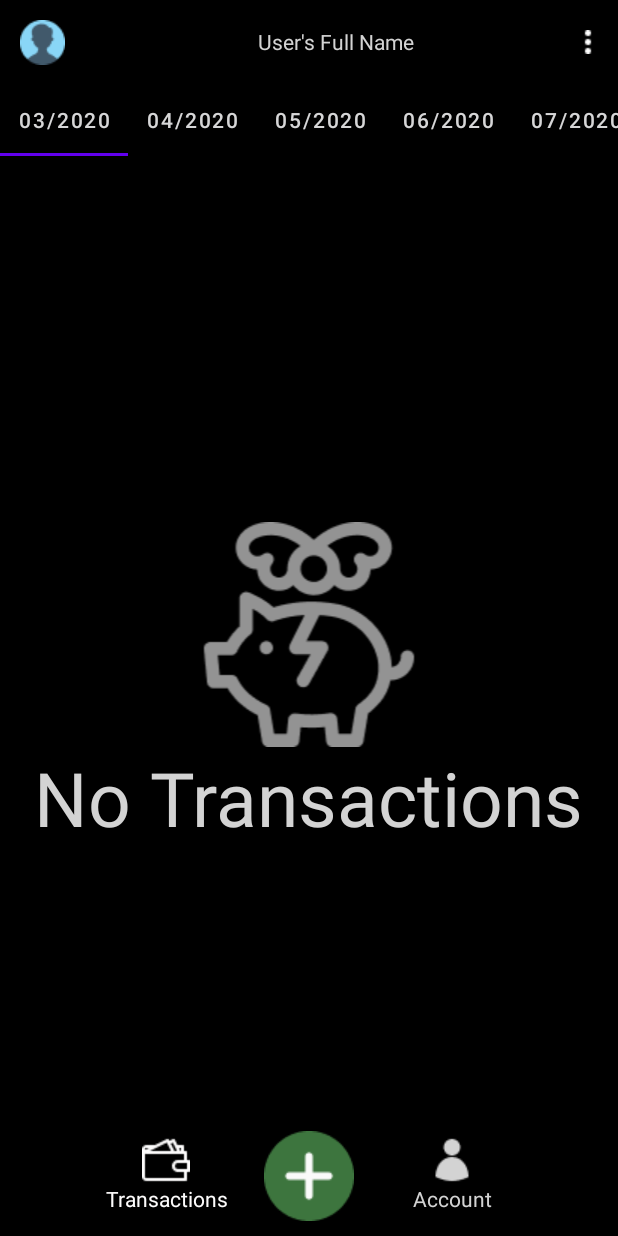
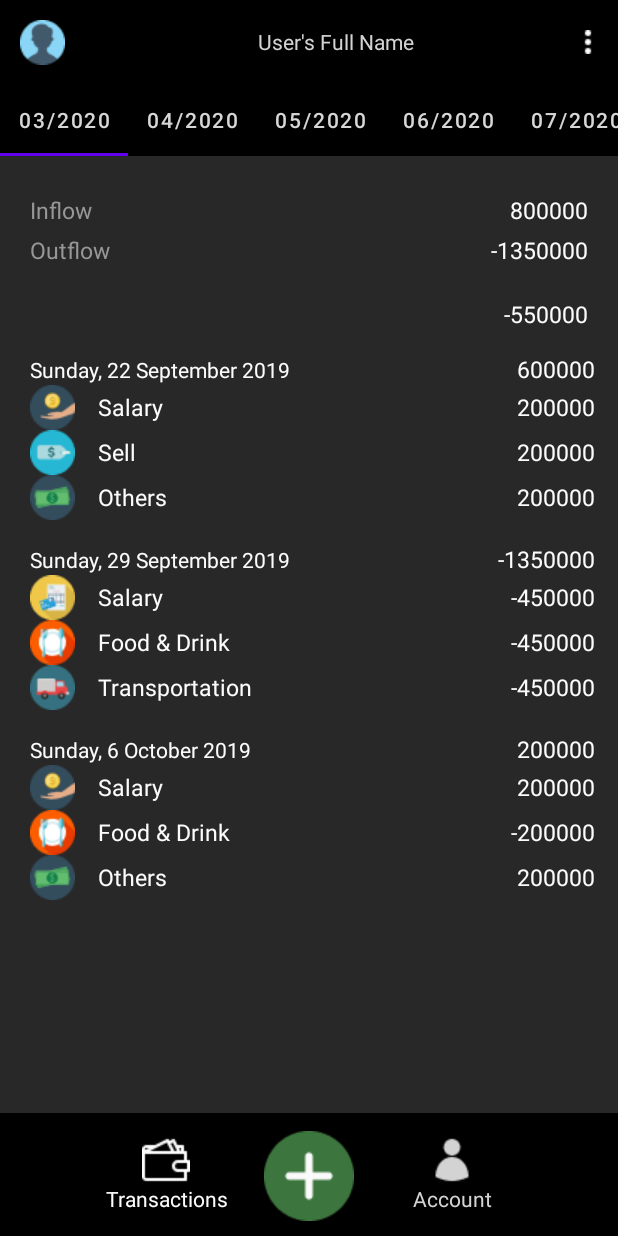
Before and after one commit to kientran0903/MoneyLover, an Android app: the TransactionsSessionFragment screen opened directly, with no data from a screen before it, on a phone screen of 412 x 824 dp. Run offline under Robolectric (Android 15) with nearby library versions, the phone set to English and light mode, and no system bars.

Commit message:
Transaction list

```diff
--- a/app/src/main/java/com/media2359/intern0720/moneylover/fragment/TransactionsSessionFragment.kt
+++ b/app/src/main/java/com/media2359/intern0720/moneylover/fragment/TransactionsSessionFragment.kt
@@ -2,12 +2,19 @@ package com.media2359.intern0720.moneylover.fragment
 
 import android.os.Bundle
 import android.view.LayoutInflater
+import android.view.SurfaceControl
 import android.view.View
 import android.view.ViewGroup
 import androidx.fragment.app.Fragment
+import androidx.recyclerview.widget.LinearLayoutManager
+import androidx.recyclerview.widget.RecyclerView
 import com.media2359.intern0720.moneylover.R
+import com.media2359.intern0720.moneylover.ui.TransactionListAdapter
+import kotlinx.android.synthetic.main.fragment_transactions_session.*
 
 class TransactionsSessionFragment : Fragment() {
+    val adapter = TransactionListAdapter(null)
+
     override fun onCreateView(
         inflater: LayoutInflater,
         container: ViewGroup?,
@@ -15,4 +22,11 @@ class TransactionsSessionFragment : Fragment() {
     ): View? {
         return inflater.inflate(R.layout.fragment_transactions_session, container, false)
     }
+
+    override fun onViewCreated(view: View, savedInstanceState: Bundle?) {
+        super.onViewCreated(view, savedInstanceState)
+        recyclerListTransaction.layoutManager = LinearLayoutManager(context)
+        recyclerListTransaction.setHasFixedSize(true)
+        recyclerListTransaction.adapter = adapter
+    }
 }
--- /dev/null
+++ b/app/src/main/java/com/media2359/intern0720/moneylover/model/TransactionHeaderItem.kt
@@ -0,0 +1,7 @@
+package com.media2359.intern0720.moneylover.model
+
+data class TransactionHeaderItem (
+    val inflow : Int,
+    val outflow : Int,
+    val total : Int
+)
--- /dev/null
+++ b/app/src/main/java/com/media2359/intern0720/moneylover/model/TransactionItem.kt
@@ -0,0 +1,8 @@
+package com.media2359.intern0720.moneylover.model
+
+data class TransactionItem (
+    val date : String, //Date
+    val icon : Int,
+    val name : String,
+    val amount : Int
+)
--- /dev/null
+++ b/app/src/main/java/com/media2359/intern0720/moneylover/model/TransactionSubHeaderItem.kt
@@ -0,0 +1,6 @@
+package com.media2359.intern0720.moneylover.model
+
+data class TransactionSubHeaderItem (
+    val date: String,
+    val amount: Int
+)
--- /dev/null
+++ b/app/src/main/java/com/media2359/intern0720/moneylover/ui/TransactionListAdapter.kt
@@ -0,0 +1,127 @@
+package com.media2359.intern0720.moneylover.ui
+
+import android.view.LayoutInflater
+import android.view.View
+import android.view.ViewGroup
+import android.widget.ImageView
+import android.widget.TextView
+import androidx.recyclerview.widget.RecyclerView
+import com.media2359.intern0720.moneylover.R
+import com.media2359.intern0720.moneylover.model.TransactionHeaderItem
+import com.media2359.intern0720.moneylover.model.TransactionItem
+import com.media2359.intern0720.moneylover.model.TransactionSubHeaderItem
+import java.lang.reflect.Type
+
+class TransactionListAdapter(
+    var items: List<Any>?
+) :
+    RecyclerView.Adapter<RecyclerView.ViewHolder>() {
+
+    val TYPE_SUB_HEADER = 0
+    val TYPE_ITEM = 1
+    val TYPE_HEADER = 2
+
+    var itemClickListener: ((position: Int, name: TransactionItem) -> Unit)? = null
+
+    init {
+
+        this.items = listOf(
+            TransactionHeaderItem(800000,-1350000,-550000),
+            TransactionSubHeaderItem("Sunday, 22 September 2019", 600000),
+            TransactionItem("Sunday, 22 September 2019", R.drawable.salary, "Salary", 200000),
+            TransactionItem("Sunday, 22 September 2019", R.drawable.price, "Sell", 200000),
+            TransactionItem("Sunday, 22 September 2019", R.drawable.money, "Others", 200000),
+            TransactionSubHeaderItem("Sunday, 29 September 2019", -1350000),
+            TransactionItem("Sunday, 29 September 2019", R.drawable.bill, "Salary", -450000),
+            TransactionItem("Sunday, 29 September 2019", R.drawable.plate, "Food & Drink", -450000),
+            TransactionItem("Sunday, 29 September 2019", R.drawable.truck, "Transportation", -450000),
+            TransactionSubHeaderItem("Sunday, 6 October 2019", 200000),
+            TransactionItem("Sunday, 6 October 2019", R.drawable.salary, "Salary", 200000),
+            TransactionItem("Sunday, 6 October 2019", R.drawable.plate, "Food & Drink", -200000),
+            TransactionItem("Sunday, 6 October 2019", R.drawable.money, "Others", 200000),
+        )
+    }
+
+    override fun onCreateViewHolder(
+        parent: ViewGroup,
+        viewType: Int
+    ): RecyclerView.ViewHolder {
+        val inflater = LayoutInflater.from(parent.context)
+        return when (viewType) {
+            TYPE_HEADER ->{
+                val view = inflater.inflate(R.layout.item_transaction_header,parent,false)
+                MyViewHolderHeader(view)
+            }
+            TYPE_SUB_HEADER -> {
+                val view = inflater.inflate(R.layout.item_transaction_sub_header, parent, false)
+                MyViewHolderSubHeader(view)
+            }
+            else -> {
+                val view = inflater.inflate(R.layout.item_transaction, parent, false)
+                MyViewHolderItem(view)
+            }
+        }
+    }
+
+    override fun onBindViewHolder(holder: RecyclerView.ViewHolder, position: Int) {
+        val viewType = getItemViewType(position)
+        when (holder) {
+            is MyViewHolderHeader -> holder.bindViewHeader(items?.get(position)as TransactionHeaderItem)
+            is MyViewHolderSubHeader -> holder.bindViewSubHeader(items?.get(position) as TransactionSubHeaderItem)
+            is MyViewHolderItem -> holder.bindViewItem(items?.get(position) as TransactionItem)
+        }
+
+    }
+
+    override fun getItemCount(): Int {
+        if (items == null)
+            return 0
+        return items!!.count()
+    }
+
+
+    override fun getItemViewType(position: Int): Int {
+        return when (items?.get(position)) {
+            is TransactionHeaderItem -> TYPE_HEADER
+            is TransactionSubHeaderItem -> TYPE_SUB_HEADER
+            else -> TYPE_ITEM
+        }
+
+    }
+
+
+    inner class MyViewHolderHeader(itemView: View) : RecyclerView.ViewHolder(itemView){
+        private val textInflow = itemView.findViewById<TextView>(R.id.tvAmountInflow)
+        private val textOutflow = itemView.findViewById<TextView>(R.id.tvAmountOutflow)
+        private val  textTotal = itemView.findViewById<TextView>(R.id.tvAmountTotal)
+
+        fun bindViewHeader(itemView: TransactionHeaderItem){
+            textInflow.text = itemView.inflow.toString()
+            textOutflow.text = itemView.outflow.toString()
+            textTotal.text = itemView.total.toString()
+        }
+    }
+
+    inner class MyViewHolderSubHeader(itemView: View) : RecyclerView.ViewHolder(itemView) {
+        private val textDate = itemView.findViewById<TextView>(R.id.tvDateSubHeader)
+        private val textAmount = itemView.findViewById<TextView>(R.id.tvAmountSubHeader)
+
+        fun bindViewSubHeader(itemView: TransactionSubHeaderItem) {
+            textDate.text = itemView.date
+            textAmount.text = itemView.amount.toString()
+        }
+    }
+
+    inner class MyViewHolderItem(itemView: View) : RecyclerView.ViewHolder(itemView) {
+        private val textName = itemView.findViewById<TextView>(R.id.tvNameTransaction)
+        private val imageIcon = itemView.findViewById<ImageView>(R.id.ivIconTransaction)
+        private val textAmount = itemView.findViewById<TextView>(R.id.tvAmountTransaction)
+
+        fun bindViewItem(item: TransactionItem) {
+            textName.text = item.name
+            imageIcon.setImageResource(item.icon)
+            textAmount.text = item.amount.toString()
+            itemClickListener?.invoke(position, item)
+        }
+    }
+}
--- a/app/src/main/res/layout/fragment_transactions_session.xml
+++ b/app/src/main/res/layout/fragment_transactions_session.xml
@@ -10,7 +10,8 @@
         android:layout_width="match_parent"
         android:layout_height="wrap_content"
         android:src="@drawable/empty_transaction"
-        android:layout_centerInParent="true"/>
+        android:layout_centerInParent="true"
+        android:visibility="gone"/>
 
     <TextView
         android:layout_width="wrap_content"
@@ -20,5 +21,14 @@
         android:layout_centerInParent="true"
         android:textSize="50dp"
         android:textColor="@color/grey"
-        android:text="@string/no_transactions" />
+        android:text="@string/no_transactions"
+        android:visibility="gone"/>
+
+
+
+    <androidx.recyclerview.widget.RecyclerView
+        android:id="@+id/recyclerListTransaction"
+        android:background="@color/black_light"
+        android:layout_width="match_parent"
+        android:layout_height="match_parent" />
 </RelativeLayout>
--- /dev/null
+++ b/app/src/main/res/layout/item_transaction.xml
@@ -0,0 +1,38 @@
+<?xml version="1.0" encoding="utf-8"?>
+<LinearLayout xmlns:android="http://schemas.android.com/apk/res/android"
+    xmlns:tools="http://schemas.android.com/tools"
+    android:layout_width="match_parent"
+    android:layout_height="wrap_content"
+    android:background="@color/black_light"
+    android:orientation="horizontal">
+
+    <ImageView
+        android:id="@+id/ivIconTransaction"
+        android:layout_width="wrap_content"
+        android:layout_height="wrap_content"
+        android:layout_marginStart="20dp"
+        android:layout_marginEnd="15dp"
+        tools:src="@drawable/bill" />
+
+    <TextView
+        android:id="@+id/tvNameTransaction"
+        android:layout_width="0dp"
+        android:layout_height="wrap_content"
+        android:layout_weight="1"
+        android:layout_gravity="center_vertical"
+        android:textColor="@color/white"
+        android:textSize="15dp"
+        tools:text="Salary" />
+
+    <TextView
+        android:id="@+id/tvAmountTransaction"
+        android:layout_width="0dp"
+        android:layout_height="wrap_content"
+        android:layout_weight="1"
+        android:layout_marginEnd="15dp"
+        android:layout_gravity="center_vertical"
+        android:gravity="end"
+        android:textColor="@color/white"
+        android:textSize="15dp"
+        tools:text="200,000"/>
+</LinearLayout>
--- /dev/null
+++ b/app/src/main/res/layout/item_transaction_header.xml
@@ -0,0 +1,85 @@
+<?xml version="1.0" encoding="utf-8"?>
+<LinearLayout xmlns:android="http://schemas.android.com/apk/res/android"
+    xmlns:tools="http://schemas.android.com/tools"
+    android:layout_width="match_parent"
+    android:layout_height="wrap_content"
+    android:background="@color/black_light"
+    android:orientation="vertical">
+
+    <LinearLayout
+        android:layout_width="match_parent"
+        android:layout_height="wrap_content"
+        android:orientation="horizontal">
+
+        <TextView
+            android:layout_width="0dp"
+            android:layout_height="wrap_content"
+            android:layout_marginStart="20dp"
+            android:layout_marginTop="25dp"
+            android:layout_weight="1"
+            android:text="@string/inflow"
+            android:textColor="#979797"
+            android:textSize="15dp" />
+
+        <TextView
+            android:id="@+id/tvAmountInflow"
+            android:layout_width="0dp"
+            android:layout_height="wrap_content"
+            android:layout_marginTop="25dp"
+            android:layout_marginEnd="20dp"
+            android:layout_weight="1"
+            android:gravity="end"
+            android:textColor="@color/white"
+            android:textSize="15dp"
+            tools:text="2,000,000" />
+
+    </LinearLayout>
+
+    <LinearLayout
+        android:layout_width="match_parent"
+        android:layout_height="wrap_content"
+        android:orientation="horizontal">
+
+        <TextView
+            android:layout_width="0dp"
+            android:layout_height="wrap_content"
+            android:layout_marginStart="20dp"
+            android:layout_marginTop="5dp"
+            android:layout_weight="1"
+            android:text="@string/outflow"
+            android:textColor="#979797"
+            android:textSize="15dp" />
+
+        <TextView
+            android:id="@+id/tvAmountOutflow"
+            android:layout_width="0dp"
+            android:layout_height="wrap_content"
+            android:layout_marginTop="5dp"
+            android:layout_marginEnd="20dp"
+            android:layout_weight="1"
+            android:gravity="end"
+            android:textColor="@color/white"
+            android:textSize="15dp"
+            tools:text="-1,500,000" />
+
+    </LinearLayout>
+
+    <View
+        android:layout_width="match_parent"
+        android:layout_height="1dp"
+        android:layout_marginStart="450dp"
+        android:layout_marginTop="10dp"
+        android:layout_marginEnd="20dp"
+        android:background="@color/white" />
+
+    <TextView
+        android:id="@+id/tvAmountTotal"
+        android:layout_width="match_parent"
+        android:layout_height="wrap_content"
+        android:layout_marginTop="10dp"
+        android:layout_marginEnd="20dp"
+        android:gravity="end"
+        android:textColor="@color/white"
+        android:textSize="15dp"
+        tools:text="500,000" />
+</LinearLayout>
--- /dev/null
+++ b/app/src/main/res/layout/item_transaction_sub_header.xml
@@ -0,0 +1,31 @@
+<?xml version="1.0" encoding="utf-8"?>
+<LinearLayout xmlns:android="http://schemas.android.com/apk/res/android"
+    xmlns:tools="http://schemas.android.com/tools"
+    android:layout_width="match_parent"
+    android:layout_height="wrap_content"
+    android:background="@color/black_light"
+    android:orientation="horizontal">
+
+    <TextView
+        android:id="@+id/tvDateSubHeader"
+        android:layout_width="0dp"
+        android:layout_height="wrap_content"
+        android:layout_weight="1"
+        android:layout_marginTop="15dp"
+        android:layout_marginStart="20dp"
+        android:textColor="@color/white"
+        tools:text="21/9/2020"/>
+
+    <TextView
+        android:id="@+id/tvAmountSubHeader"
+        android:layout_width="0dp"
+        android:layout_height="wrap_content"
+        android:layout_weight="1"
+        android:layout_marginTop="15dp"
+        android:layout_marginEnd="15dp"
+        android:gravity="end"
+        android:textColor="@color/white"
+        android:textSize="15dp"
+        tools:text="600,000"/>
+
+</LinearLayout>
--- a/app/src/main/res/values/strings.xml
+++ b/app/src/main/res/values/strings.xml
@@ -36,5 +36,7 @@
     <string name="income">Income</string>
     <string name="back">Back</string>
     <string name="log_out">LOG OUT</string>
+    <string name="inflow">Inflow</string>
+    <string name="outflow">Outflow</string>
 
 </resources>
```
